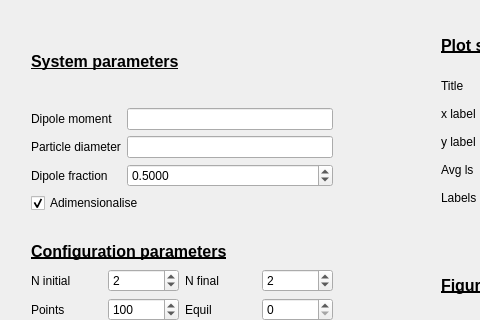
The window that SPC EnergyConfigurationsMixtures/Data/MagChainConfigEnergyMixtures.ui (agimenezromero/SPC_EnergyConfigurationsMixtures) describes before a commit, drawn with Qt 5; both pictures show x 0 to 480 and y 0 to 320 of the 1162 by 756 pixel window.
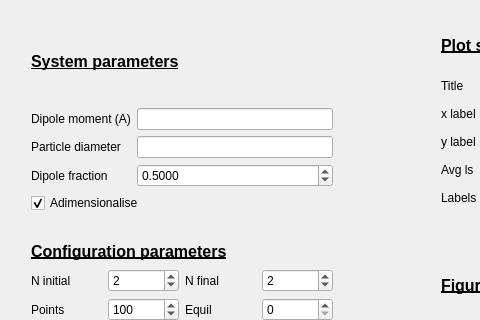
The same window after the commit.

Patch:
```diff
--- a/SPC EnergyConfigurationsMixtures/Data/MagChainConfigEnergyMixtures.ui
+++ b/SPC EnergyConfigurationsMixtures/Data/MagChainConfigEnergyMixtures.ui
@@ -488,7 +488,7 @@
        <item row="0" column="0">
         <widget class="QLabel" name="label_2">
          <property name="text">
-          <string>Dipole moment</string>
+          <string>Dipole moment (A)</string>
          </property>
         </widget>
        </item>
```
